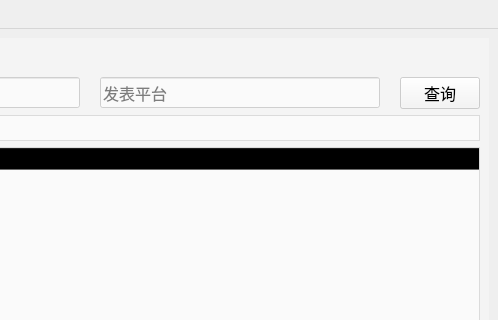
Before: the Qt Designer form admin/frontend/mainWin.ui in sophiefy/WHU-MMS, drawn with Qt 5; both pictures show x 817 to 1315 and y 0 to 320 of the 1315 by 780 pixel window.
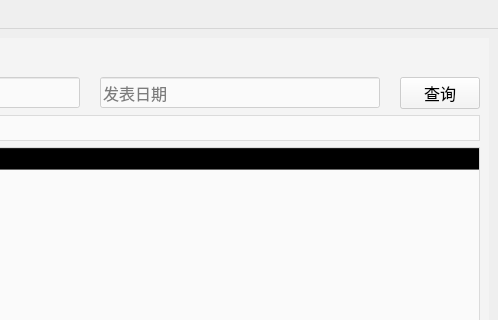
After: the same form once the commit is applied. Icons and pictures are not drawn.

Diff of the .ui file:
```diff
--- a/admin/frontend/mainWin.ui
+++ b/admin/frontend/mainWin.ui
@@ -2014,7 +2014,7 @@
              <string notr="true">background-color: rgba(255, 255, 255, 150);</string>
             </property>
             <property name="placeholderText">
-             <string>发表平台</string>
+             <string>发表日期</string>
             </property>
            </widget>
           </item>
```
Left out of the diff: 2 changed lines with no effect on the pictures.
